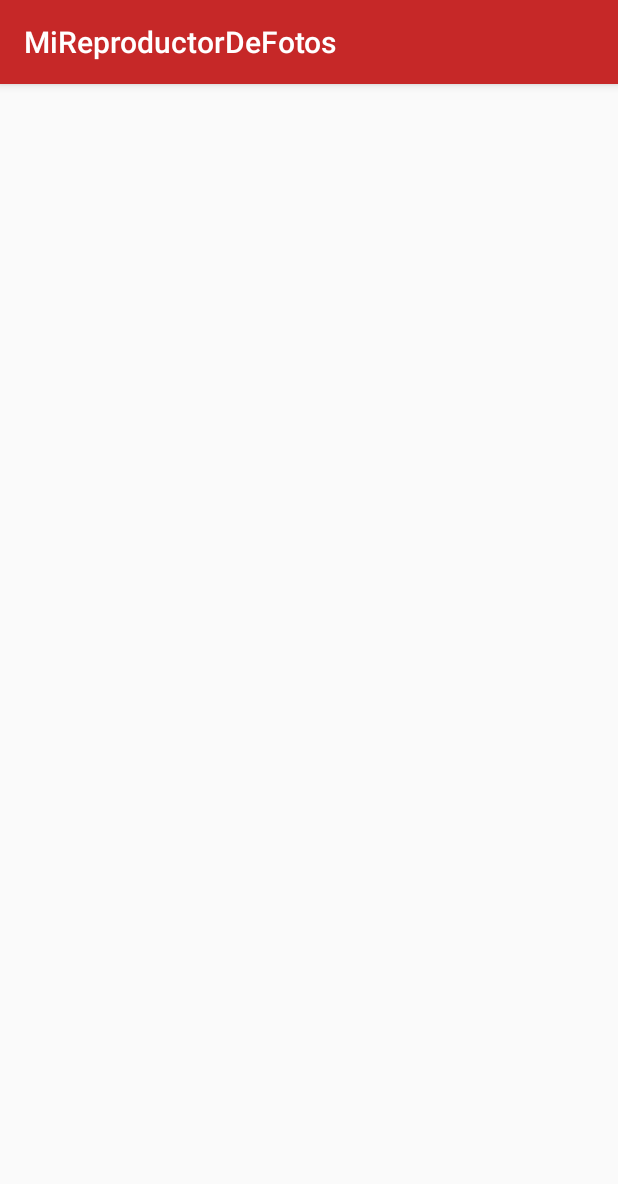
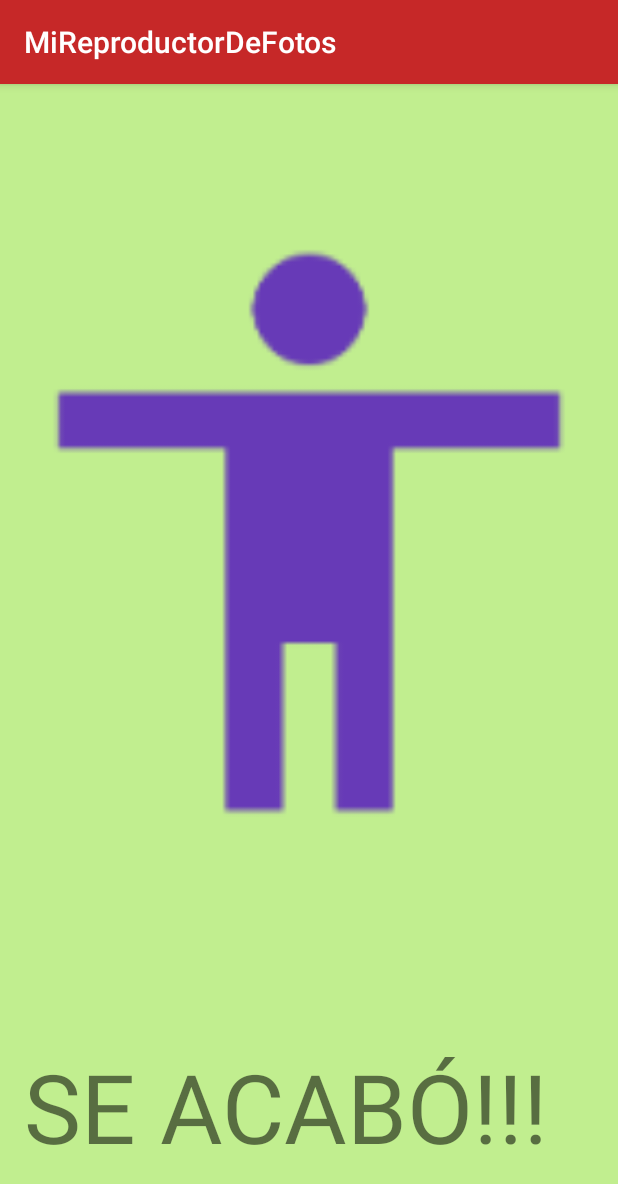
Before and after one commit to SteveR98/AppAndroid, an Android app: the Main2Activity screen opened directly, with no data from a screen before it, on a phone screen of 412 x 824 dp. Shown: the top 1184 px of the screen. Run offline under Robolectric (Android 15) with nearby library versions, the phone set to English and light mode, and no system bars.

```diff
--- a/app/src/main/res/layout-land/activity_main.xml
+++ b/app/src/main/res/layout-land/activity_main.xml
@@ -3,6 +3,7 @@
     xmlns:tools="http://schemas.android.com/tools"
     android:id="@+id/activity_main"
     android:layout_width="match_parent"
+    android:background="@color/colorMine"
     android:layout_height="match_parent"
     tools:context="val.femxa.cam.edu.mifotoplayer.MainActivity"
     android:orientation="horizontal">
--- a/app/src/main/res/layout/activity_main2.xml
+++ b/app/src/main/res/layout/activity_main2.xml
@@ -1,25 +1,40 @@
 <?xml version="1.0" encoding="utf-8"?>
-<RelativeLayout xmlns:android="http://schemas.android.com/apk/res/android"
+<LinearLayout xmlns:android="http://schemas.android.com/apk/res/android"
     xmlns:tools="http://schemas.android.com/tools"
     android:id="@+id/activity_main2"
     android:layout_width="match_parent"
     android:layout_height="match_parent"
+    android:orientation="vertical"
+    android:background="@color/colorFondo"
     android:paddingBottom="@dimen/activity_vertical_margin"
     android:paddingLeft="@dimen/activity_horizontal_margin"
     android:paddingRight="@dimen/activity_horizontal_margin"
     android:paddingTop="@dimen/activity_vertical_margin"
     tools:context="val.femxa.cam.edu.mifotoplayer.Main2Activity">
 
+    <ImageView
+        android:layout_width="match_parent"
+        android:layout_height="match_parent"
+        android:id="@+id/imageView"
+        android:src="@drawable/ic_fin"
+        android:layout_weight="80"
+        android:layout_marginBottom="57dp"
+        android:layout_alignParentBottom="true"
+        android:layout_alignLeft="@+id/textView"
+        android:layout_alignStart="@+id/textView" />
 
     <TextView
 
 
         android:layout_width="wrap_content"
         android:layout_height="wrap_content"
-        android:layout_marginTop="217dp"
         android:id="@+id/textView"
-        android:layout_alignParentTop="true"
-        android:layout_centerHorizontal="true" />
+        android:text="SE ACABÓ!!!"
+        android:textSize="@android:dimen/notification_large_icon_height"
+        android:layout_alignParentBottom="true"
+        android:layout_alignParentRight="true"
+        android:layout_alignParentEnd="true"
+        android:layout_marginBottom="27dp" />
 
 
-</RelativeLayout>
+</LinearLayout>
--- a/app/src/main/res/values/colors.xml
+++ b/app/src/main/res/values/colors.xml
@@ -3,4 +3,6 @@
     <color name="colorPrimary">#C62828</color>
     <color name="colorPrimaryDark">#FFAB40</color>
     <color name="colorAccent">#1B5E20</color>
+    <color name="colorMine">#86E9F2</color>
+    <color name="colorFondo">#C1EE8F</color>
 </resources>
```
Also changed, not shown: app/src/main/java/val/femxa/cam/edu/mifotoplayer/MainActivity.java (+78 -0 lines), app/src/main/res/drawable-hdpi/ic_fin.png (added), app/src/main/res/drawable-hdpi/ic_sentiment_very_dissatisfied.png (added), app/src/main/res/drawable-hdpi/ic_sentiment_very_satisfied.png (added), app/src/main/res/drawable-mdpi/ic_fin.png (added), app/src/main/res/drawable-mdpi/ic_sentiment_very_dissatisfied.png (added), app/src/main/res/drawable-mdpi/ic_sentiment_very_satisfied.png (added), app/src/main/res/drawable-xhdpi/ic_fin.png (added), app/src/main/res/drawable-xhdpi/ic_sentiment_very_dissatisfied.png (added), app/src/main/res/drawable-xhdpi/ic_sentiment_very_satisfied.png (added), app/src/main/res/drawable-xxhdpi/ic_fin.png (added), app/src/main/res/drawable-xxhdpi/ic_sentiment_very_dissatisfied.png (added), app/src/main/res/drawable-xxhdpi/ic_sentiment_very_satisfied.png (added), app/src/main/res/drawable-xxxhdpi/ic_fin.png (added), 2 more files.
